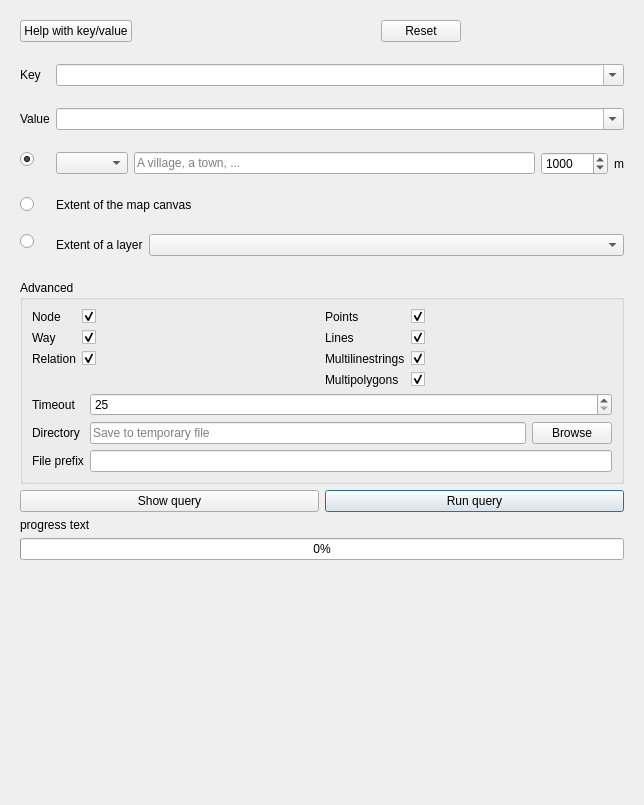
Qt form ui/quick_query.ui (3liz/QuickOSM) before a commit.
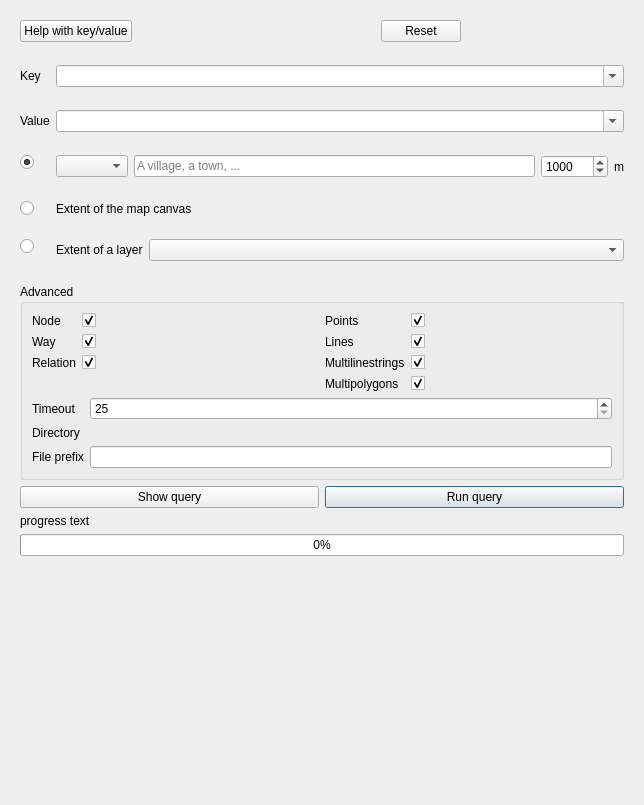
The same form after that commit. Custom widgets are drawn as their Qt base class.

Diff of the .ui file:
```diff
--- a/ui/quick_query.ui
+++ b/ui/quick_query.ui
@@ -388,22 +388,7 @@
              </widget>
             </item>
             <item row="1" column="1">
-             <layout class="QHBoxLayout" name="horizontalLayout">
-              <item>
-               <widget class="QLineEdit" name="lineEdit_browseDir">
-                <property name="placeholderText">
-                 <string>Save to temporary file</string>
-                </property>
-               </widget>
-              </item>
-              <item>
-               <widget class="QPushButton" name="pushButton_browse_output_file">
-                <property name="text">
-                 <string>Browse</string>
-                </property>
-               </widget>
-              </item>
-             </layout>
+             <widget class="QgsFileWidget" name="output_directory" native="true"/>
             </item>
             <item row="2" column="0">
              <widget class="QLabel" name="label_6">
@@ -495,6 +480,12 @@
    <extends>QComboBox</extends>
    <header>qgis.gui</header>
   </customwidget>
+  <customwidget>
+   <class>QgsFileWidget</class>
+   <extends>QWidget</extends>
+   <header>qgis.gui</header>
+   <container>1</container>
+  </customwidget>
  </customwidgets>
  <resources/>
  <connections/>
```
Left out of the diff: 14 changed lines with no effect on the pictures.
